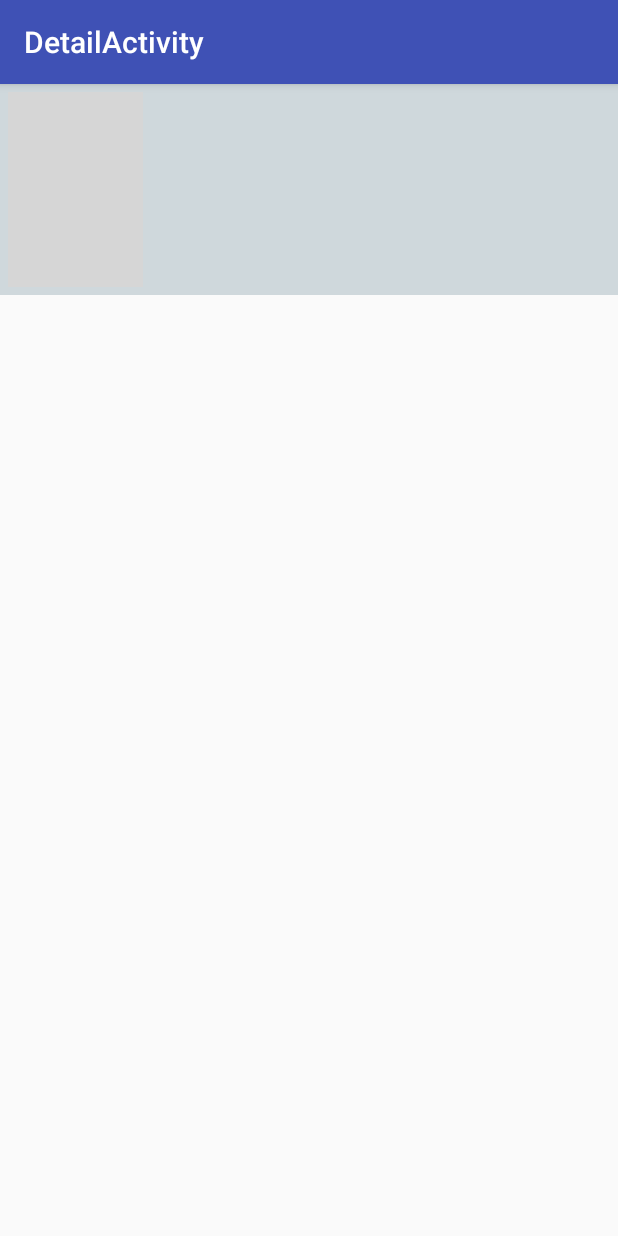
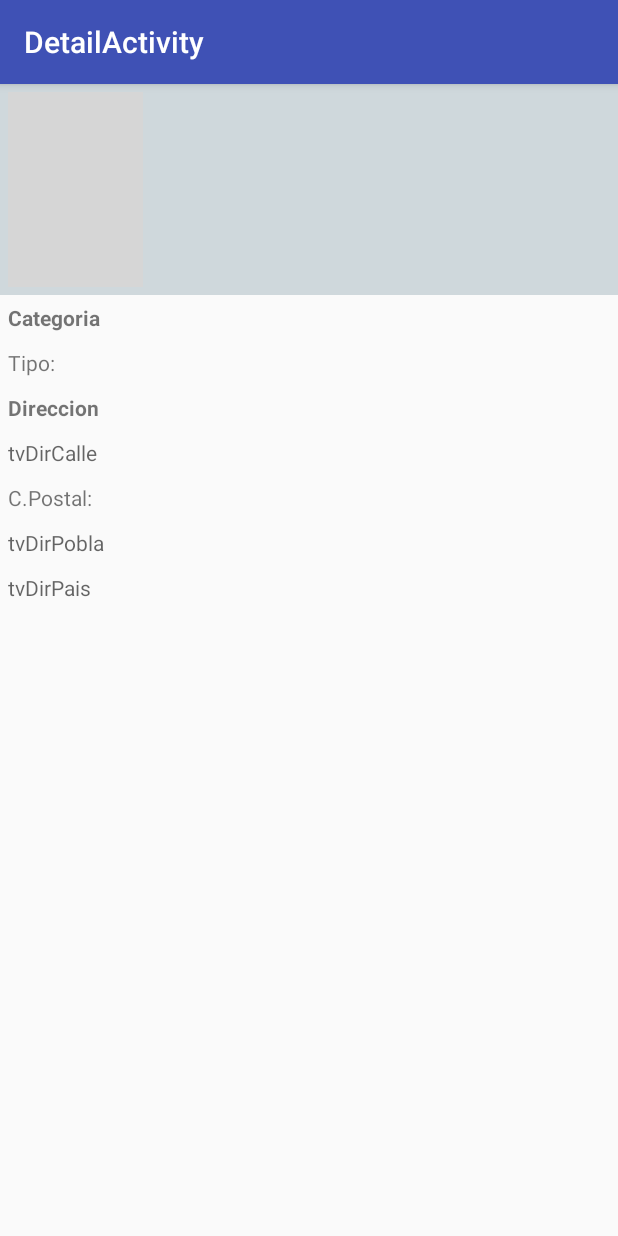
Before and after one commit to vstjga/gicsMobileSQR, an Android app: the DetailActivity screen opened directly, with no data from a screen before it, on a phone screen of 412 x 824 dp. Run offline under Robolectric (Android 15) with nearby library versions, the phone set to English and light mode, and no system bars; our stand-ins replace Picasso; pictures from the network do not load; 12 statements that could not run were skipped; grey boxes are pictures that could not be loaded.

Commit message:
Mas informacion en formulario de detalle

```diff
--- a/app/src/main/java/com/proyectodam/gicsmobile/DetailActivity.java
+++ b/app/src/main/java/com/proyectodam/gicsmobile/DetailActivity.java
@@ -29,6 +29,19 @@ public class DetailActivity extends AppCompatActivity {
         TextView Distance = (TextView) findViewById(R.id.tvDistance);
         ImageView ivPosterImage = (ImageView) findViewById(R.id.ivPosterImage);
 
+        TextView ActTitul = (TextView) findViewById(R.id.tvActTitul);
+        TextView ActName = (TextView) findViewById(R.id.tvActName);
+
+        TextView DirTitul = (TextView) findViewById(R.id.tvDirTitul);
+        TextView DirCalle = (TextView) findViewById(R.id.tvDirCalle);
+        TextView DirCpostal = (TextView) findViewById(R.id.tvDirCpostal);
+        TextView DirPobla = (TextView) findViewById(R.id.tvDirPobla);
+        TextView DirPais = (TextView) findViewById(R.id.tvDirPais);
+
+
+
+        String nombreCat = "";
+
         Name.setText(lugares.getName());
         Address.setText(lugares.getLocation().getAddress());
         Distance.setText(lugares.getLocation().getDistance().toString() + " metros");
@@ -43,9 +56,26 @@ public class DetailActivity extends AppCompatActivity {
             Category categoria1 = categorias.get(0);
             Icon icono = categoria1.getIcon();
             url_imagen = icono.getPrefix() + "bg_88" + icono.getSuffix(); // error autorizacion en url-api
+            nombreCat  = categoria1.getName();
         }
 
         Picasso.with(this).load(url_imagen).into(ivPosterImage);
+
+        ActTitul.setText("Categoria");
+        ActName.setText("Tipo: " + nombreCat);
+
+        String codigoPostal = lugares.getLocation().getPostalCode();
+
+        if (codigoPostal == null){
+            codigoPostal =  "";
+        }
+
+        DirTitul.setText("Direccion");
+        DirCalle.setText("Calle: " + lugares.getLocation().getAddress());
+        DirCpostal.setText("C.Postal: " + codigoPostal);
+        DirPobla.setText("Población: " + lugares.getLocation().getCity());
+        DirPais.setText("Población: " + lugares.getLocation().getCountry());
+
     }
 
 }
--- a/app/src/main/res/layout/fragment_detail.xml
+++ b/app/src/main/res/layout/fragment_detail.xml
@@ -80,16 +80,70 @@ tools:showIn="@layout/activity_detail">
             </LinearLayout>
 
         </LinearLayout>
-
         <TextView
             android:layout_width="wrap_content"
             android:layout_height="wrap_content"
-            android:id="@+id/resumenPeli"
+            android:id="@+id/tvActTitul"
             android:layout_below="@+id/linea"
             android:layout_alignParentLeft="true"
-            android:layout_alignParentStart="true" />
+            android:layout_alignParentStart="true"
+            android:layout_marginTop="23dp"
+            android:layout_margin="5dip"
+            android:hint="tvActTitul"
+            android:textStyle="bold"/>
+        <TextView
+            android:layout_width="wrap_content"
+            android:layout_height="wrap_content"
+            android:id="@+id/tvActName"
+            android:layout_below="@+id/tvActTitul"
 
-    </RelativeLayout>
+            android:layout_margin="5dip"
+            android:hint="tvDirCalle"/>
+        <TextView
+            android:layout_width="wrap_content"
+            android:layout_height="wrap_content"
+            android:id="@+id/tvDirTitul"
+            android:layout_below="@+id/tvActName"
+            android:layout_alignParentLeft="true"
+            android:layout_alignParentStart="true"
+            android:layout_marginTop="23dp"
+            android:layout_margin="5dip"
+            android:hint="tvDirTitul"
+            android:textStyle="bold"/>
+        <TextView
+            android:layout_width="wrap_content"
+            android:layout_height="wrap_content"
+            android:id="@+id/tvDirCalle"
+            android:layout_below="@+id/tvDirTitul"
+
+            android:layout_margin="5dip"
+            android:hint="tvDirCalle"/>
+        <TextView
+            android:layout_width="wrap_content"
+            android:layout_height="wrap_content"
+            android:id="@+id/tvDirCpostal"
+            android:layout_below="@+id/tvDirCalle"
+
+            android:layout_margin="5dip"
+            android:hint="tvDirCpostal"/>
+        <TextView
+            android:layout_width="wrap_content"
+            android:layout_height="wrap_content"
+            android:id="@+id/tvDirPobla"
+            android:layout_below="@+id/tvDirCpostal"
+
+            android:layout_margin="5dip"
+            android:hint="tvDirPobla"/>
+        <TextView
+            android:layout_width="wrap_content"
+            android:layout_height="wrap_content"
+            android:id="@+id/tvDirPais"
+            android:layout_below="@+id/tvDirPobla"
+
+            android:layout_margin="5dip"
+            android:hint="tvDirPais"/>
+
+     </RelativeLayout>
 
 </ScrollView>
 
```
Also changed, not shown: 1 other file.
